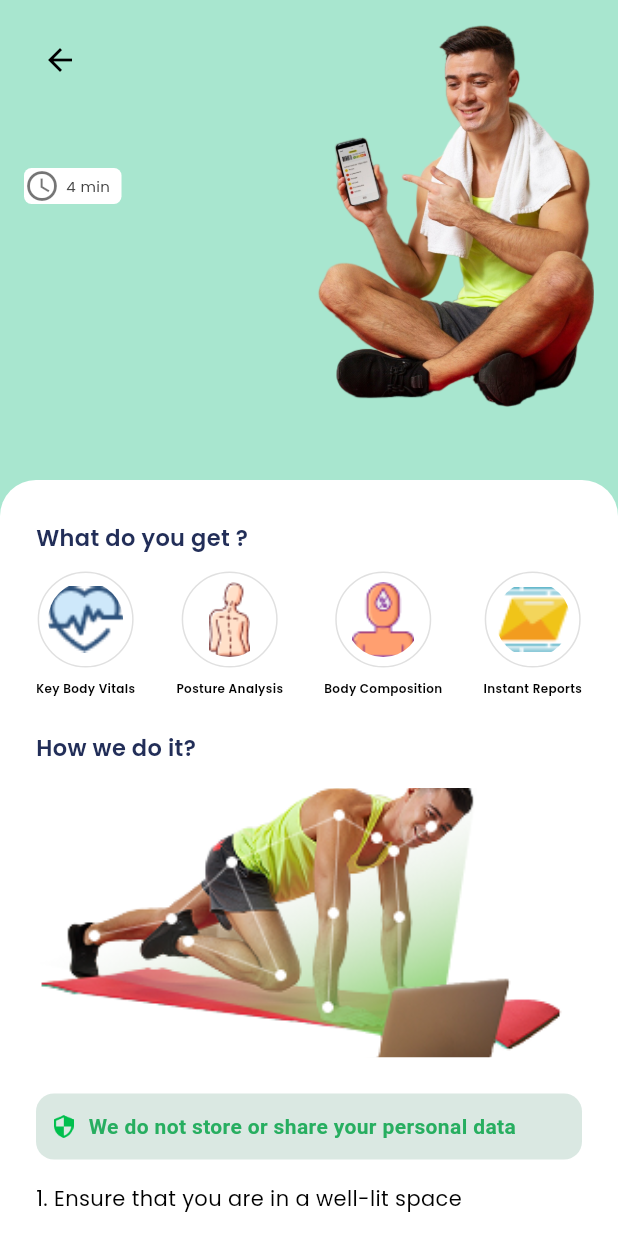
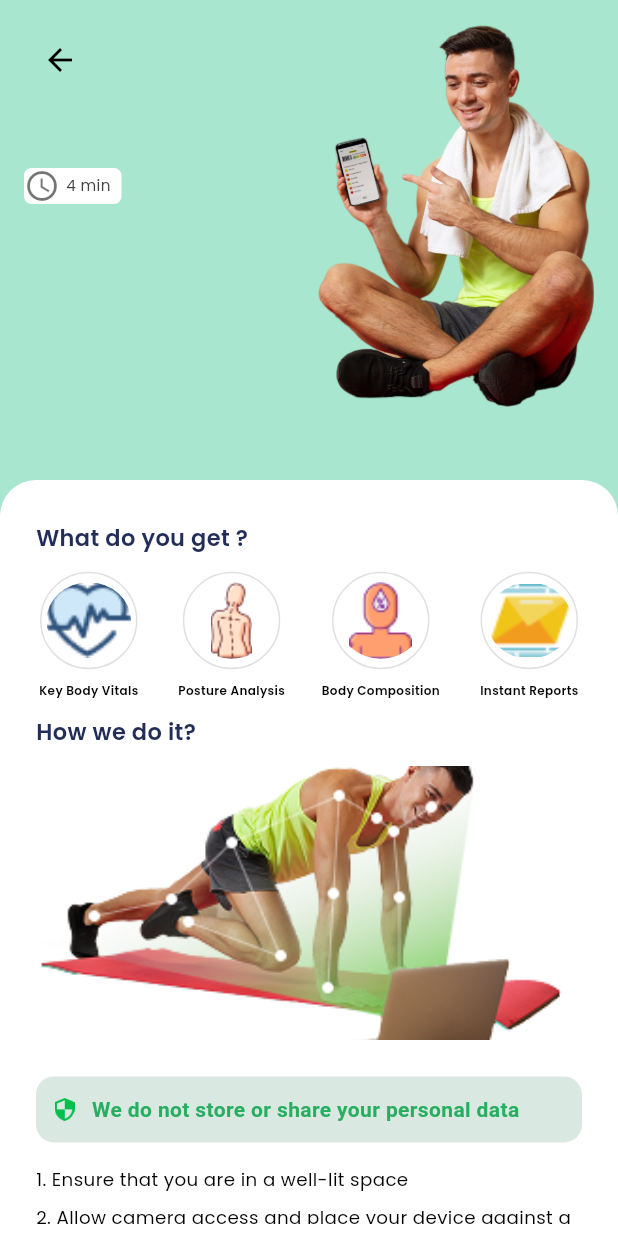
Before and after one commit to kartik-ashok/flutter_assessment_app, a Flutter app: the HealthRiskAssessment screen opened directly with empty values, on a phone screen of 412 x 824 dp. Run offline on Flutter 3.47's test engine with Material 3 defaults, Android fonts, the light colour scheme and no system bars; our stand-ins replace cloud_firestore, firebase_auth, firebase_core, google_fonts, shared_preferences, sizer; accounts and stored records are empty.

Commit message:
Refactor UI components for responsiveness and update color schemes
- Updated color values in app_colors.dart for limeGreen and added primarypink.
- Refactored text styles in apptext_styles.dart to use responsive font sizes.
- Enhanced image paths in image_paths.dart by adding flag and squats images.
- Modified health_risk_assessment.dart to utilize responsive sizing for images and spacing.
- Adjusted login_page.dart to implement responsive dimensions for UI elements.
- Improved my_appointment.dart with responsive sizing and updated challenge card layout.
- Enhanced my_assessment.dart for better responsiveness and UI consistency.
- Updated my_dashboard.dart to streamline layout and improve responsiveness.
- Refined responsive_utils.dart to include base dimensions for better scaling across devices.

```diff
--- a/lib/ASSETS/app_colors.dart
+++ b/lib/ASSETS/app_colors.dart
@@ -14,7 +14,7 @@ class AppColors {
   static const Color lightGreen = Color(0xFFA8E6CF);
   static const Color darkGreen = Color(0xFF388E3C);
   static const Color emeraldGreen = Color(0xff2B7A71);
-  static const Color limeGreen = Color(0xFFCDDC39);
+  static const Color limeGreen = Color(0xFFC1EAD1);
 
   static const LinearGradient greenGradientOne = LinearGradient(
     colors: [Color(0xff91B655), Color(0xff69F5BB)],
@@ -39,4 +39,6 @@ class AppColors {
 
   // Error Colors
   static const Color errorRed = Color(0xFFD32F2F);
+
+  static const Color primarypink = Color(0xffFF88A5);
 }
--- a/lib/ASSETS/apptext_styles.dart
+++ b/lib/ASSETS/apptext_styles.dart
@@ -1,4 +1,5 @@
 import 'package:flutter/material.dart';
+import 'package:flutter_assessment_app/utils/responsive_utils.dart';
 import 'package:google_fonts/google_fonts.dart';
 import 'app_colors.dart'; // Assuming you have AppColors defined
 
@@ -6,61 +7,67 @@ class AppTextStyles {
   // fontSize: 10
   static final TextStyle size10w400Grey = GoogleFonts.poppins(
     fontWeight: FontWeight.w400,
-    fontSize: 10,
+    fontSize: ResponsiveSize.font(10),
     color: AppColors.secondaryGrey,
   );
 
   static final TextStyle size10w500Blue = GoogleFonts.poppins(
     fontWeight: FontWeight.w500,
-    fontSize: 10,
+    fontSize: ResponsiveSize.font(10),
     color: AppColors.secondaryBlue,
   );
   static final TextStyle size10w500white = GoogleFonts.poppins(
     fontWeight: FontWeight.w500,
-    fontSize: 10,
+    fontSize: ResponsiveSize.font(10),
     color: AppColors.white,
   );
 
   // fontSize: 14
   static final TextStyle size14w400Grey = GoogleFonts.poppins(
     fontWeight: FontWeight.w400,
-    fontSize: 14,
+    fontSize: ResponsiveSize.font(14),
     color: AppColors.secondaryGrey,
   );
 
   static final TextStyle size14w500Blue = GoogleFonts.poppins(
     fontWeight: FontWeight.w500,
-    fontSize: 14,
+    fontSize: ResponsiveSize.font(14),
     color: AppColors.secondaryBlue,
   );
   // fontSize: 12
   static final TextStyle size12w400Grey = GoogleFonts.poppins(
     fontWeight: FontWeight.w400,
-    fontSize: 14,
+    fontSize: ResponsiveSize.font(12),
     color: AppColors.secondaryGrey,
   );
 
   static final TextStyle size12w500Blue = GoogleFonts.poppins(
     fontWeight: FontWeight.w500,
-    fontSize: 14,
+    fontSize: ResponsiveSize.font(12),
     color: AppColors.secondaryBlue,
   );
   static final TextStyle size12w500BemeraldGreen = GoogleFonts.poppins(
     fontWeight: FontWeight.w600,
-    fontSize: 14,
+    fontSize: ResponsiveSize.font(12),
     color: AppColors.emeraldGreen,
   );
 
   static final TextStyle size14w600Red = GoogleFonts.poppins(
     fontWeight: FontWeight.w600,
-    fontSize: 14,
+    fontSize: ResponsiveSize.font(14),
     color: AppColors.errorRed,
   );
 
   static final TextStyle size14w700Black = GoogleFonts.poppins(
     fontWeight: FontWeight.w700,
-    fontSize: 14,
-    color: AppColors.primaryGrey,
+    fontSize: ResponsiveSize.font(14),
+    color: AppColors.black,
+  );
+
+  static final TextStyle size16wboldBlack = GoogleFonts.poppins(
+    fontWeight: FontWeight.bold,
+    fontSize: ResponsiveSize.font(16),
+    color: AppColors.white,
   );
 
   // fontSize: 24
@@ -72,13 +79,13 @@ class AppTextStyles {
 
   static final TextStyle size24w600Blue = GoogleFonts.poppins(
     fontWeight: FontWeight.w600,
-    fontSize: 24,
+    fontSize: ResponsiveSize.font(24),
     color: AppColors.secondaryBlue,
   );
 
   static final TextStyle size24w700Black = GoogleFonts.poppins(
     fontWeight: FontWeight.w700,
-    fontSize: 24,
+    fontSize: ResponsiveSize.font(24),
     color: AppColors.black,
   );
 }
--- a/lib/ASSETS/image_paths.dart
+++ b/lib/ASSETS/image_paths.dart
@@ -18,4 +18,6 @@ class ImagePaths {
   static const String exercise = '${imageBasePath}exercise.png';
   static const String ring = '${imageBasePath}ring.png';
   static const String ic_security = '${imageBasePath}ic_security.png';
+  static const String flag = '${imageBasePath}flag.png';
+  static const String squats = '${imageBasePath}squats.png';
 }
--- a/lib/presentation/screens/health_risk_assessment.dart
+++ b/lib/presentation/screens/health_risk_assessment.dart
@@ -2,6 +2,7 @@ import 'package:flutter/material.dart';
 import 'package:flutter_assessment_app/ASSETS/app_colors.dart';
 import 'package:flutter_assessment_app/assets/apptext_styles.dart';
 import 'package:flutter_assessment_app/assets/image_paths.dart';
+import 'package:flutter_assessment_app/utils/responsive_utils.dart';
 
 class HealthRiskAssessment extends StatelessWidget {
   final String imageUrl;
@@ -84,8 +85,8 @@ class HealthRiskAssessment extends StatelessWidget {
                       ImagePaths.sitRelax,
                       fit: BoxFit.contain,
                       errorBuilder: (context, error, stackTrace) => Container(
-                        width: 100,
-                        height: 100,
+                        width: ResponsiveSize.width(100),
+                        height: ResponsiveSize.height(100),
                         color: Colors.grey.shade300,
                         child: const Center(
                           child: Text('Image\nUnavailable',
@@ -116,7 +117,7 @@ class HealthRiskAssessment extends StatelessWidget {
                       Text('What do you get ?',
                           style: AppTextStyles.size24w600Blue
                               .copyWith(fontSize: 15)),
-                      const SizedBox(height: 12),
+                      SizedBox(height: ResponsiveSize.height(12)),
                       const Row(
                         mainAxisAlignment: MainAxisAlignment.spaceBetween,
                         children: [
@@ -138,17 +139,18 @@ class HealthRiskAssessment extends StatelessWidget {
                           ),
                         ],
                       ),
-                      const SizedBox(height: 24),
+                      SizedBox(height: ResponsiveSize.height(12)),
                       Text('How we do it?',
                           style: AppTextStyles.size24w600Blue
                               .copyWith(fontSize: 15)),
-                      const SizedBox(height: 16),
+                      SizedBox(height: ResponsiveSize.height(12)),
                       Center(
                         child: ClipRRect(
                           borderRadius: BorderRadius.circular(16),
                           child: // Parent container (main container)
                               SizedBox(
-                            height: 180, // height of the card
+                            height: ResponsiveSize.height(
+                                180), // height of the card
                             child: Stack(
                               clipBehavior:
                                   Clip.none, // Allows child to overflow
@@ -157,7 +159,7 @@ class HealthRiskAssessment extends StatelessWidget {
                                 // 1. Exercise image - background
                                 Container(
                                   width: double.infinity,
-                                  height: 180,
+                                  height: ResponsiveSize.height(180),
                                   decoration: BoxDecoration(
                                     borderRadius: BorderRadius.circular(16),
                                     image: DecorationImage(
@@ -171,7 +173,7 @@ class HealthRiskAssessment extends StatelessWidget {
                                 // 2. Optional transparent overlay
                                 Container(
                                   width: double.infinity,
-                                  height: 180,
+                                  height: ResponsiveSize.height(180),
                                   decoration: BoxDecoration(
                                     color: Colors.transparent,
                                     borderRadius: BorderRadius.circular(16),
@@ -248,7 +250,7 @@ class HealthRiskAssessment extends StatelessWidget {
                           // ),
                         ),
                       ),
-                      const SizedBox(height: 24),
+                      SizedBox(height: ResponsiveSize.height(24)),
                       Container(
                         padding: const EdgeInsets.all(12),
                         decoration: BoxDecoration(
@@ -258,8 +260,10 @@ class HealthRiskAssessment extends StatelessWidget {
                         child: Row(
                           children: [
                             Image.asset(
-                                width: 13, height: 15, ImagePaths.ic_security),
-                            SizedBox(width: 10),
+                                width: ResponsiveSize.width(13),
+                                height: ResponsiveSize.height(15),
+                                ImagePaths.ic_security),
+                            SizedBox(width: ResponsiveSize.width(10)),
                             Flexible(
                               child: Text(
                                 'We do not store or share your personal data',
@@ -273,7 +277,7 @@ class HealthRiskAssessment extends StatelessWidget {
                           ],
                         ),
                       ),
-                      const SizedBox(height: 16),
+                      SizedBox(height: ResponsiveSize.height(16)),
                       const InstructionList(
                         instructions: [
                           "Ensure that you are in a well-lit space",
@@ -308,8 +312,8 @@ class IconLabelCard extends StatelessWidget {
       child: Column(
         children: [
           Container(
-            width: 64,
-            height: 64,
+            width: ResponsiveSize.width(64),
+            height: ResponsiveSize.height(64),
             padding: const EdgeInsets.all(6),
             decoration: BoxDecoration(
               shape: BoxShape.circle,
@@ -325,7 +329,7 @@ class IconLabelCard extends StatelessWidget {
               ),
             ),
           ),
-          const SizedBox(height: 8),
+          SizedBox(height: ResponsiveSize.height(8)),
           Text(
             label,
             textAlign: TextAlign.center,
--- a/lib/presentation/screens/my_dashboard.dart
+++ b/lib/presentation/screens/my_dashboard.dart
@@ -35,8 +35,6 @@ class _MyAssessmentsState extends State<MyDashboard>
       backgroundColor: const Color(0xfff6f7fb),
       appBar: const GreetingAppBar(name: 'Jane'),
       body: SafeArea(
-        child: Padding(
-          padding: const EdgeInsets.symmetric(vertical: 18, horizontal: 8),
         child: Padding(
           padding: const EdgeInsets.symmetric(horizontal: 18),
           child: Column(
@@ -98,7 +96,6 @@ class _MyAssessmentsState extends State<MyDashboard>
           ),
         ),
       ),
-      ),
     );
   }
 }
--- a/lib/utils/responsive_utils.dart
+++ b/lib/utils/responsive_utils.dart
@@ -2,27 +2,32 @@ import 'package:flutter/widgets.dart';
 import 'package:sizer/sizer.dart';
 
 class ResponsiveSize {
+  // These are reference sizes based on your design (e.g., iPhone X: 375 x 812)
+  static const double baseWidth = 375.0;
+  static const double baseHeight = 812.0;
+
   static double font(double px) {
-    final screenHeight = 100.h;
-    return (px / screenHeight) * 100;
+    return (px / baseHeight) * 100.h;
   }
 
   static double width(double px) {
-    final screenWidth = 100.w;
-    return (px / screenWidth) * 100;
+    return (px / baseWidth) * 100.w;
   }
 
   static double height(double px) {
-    final screenHeight = 100.h;
-    return (px / screenHeight) * 100;
+    return (px / baseHeight) * 100.h;
   }
 }
 
 extension ResponsiveSpacing on num {
+  // Responsive text size
   double get sp => ResponsiveSize.font(toDouble());
+
+  // Responsive width & height
   double get rw => ResponsiveSize.width(toDouble());
   double get rh => ResponsiveSize.height(toDouble());
 
+  // Padding helpers
   EdgeInsets get allPadding => EdgeInsets.all(rh);
   EdgeInsets get horizontalPadding => EdgeInsets.symmetric(horizontal: rw);
   EdgeInsets get verticalPadding => EdgeInsets.symmetric(vertical: rh);
@@ -43,6 +48,7 @@ extension ResponsiveSpacing on num {
     );
   }
 
+  // Spacing widgets
   Widget get vSpace => SizedBox(height: rh);
   Widget get hSpace => SizedBox(width: rw);
 }
```
Also changed, not shown: lib/presentation/screens/login_page.dart (+31 -41 lines), lib/presentation/screens/my_appointment.dart (+90 -137 lines), lib/presentation/screens/my_assessment.dart (+93 -87 lines). Lines whose indentation alone changed are shown as unchanged.
